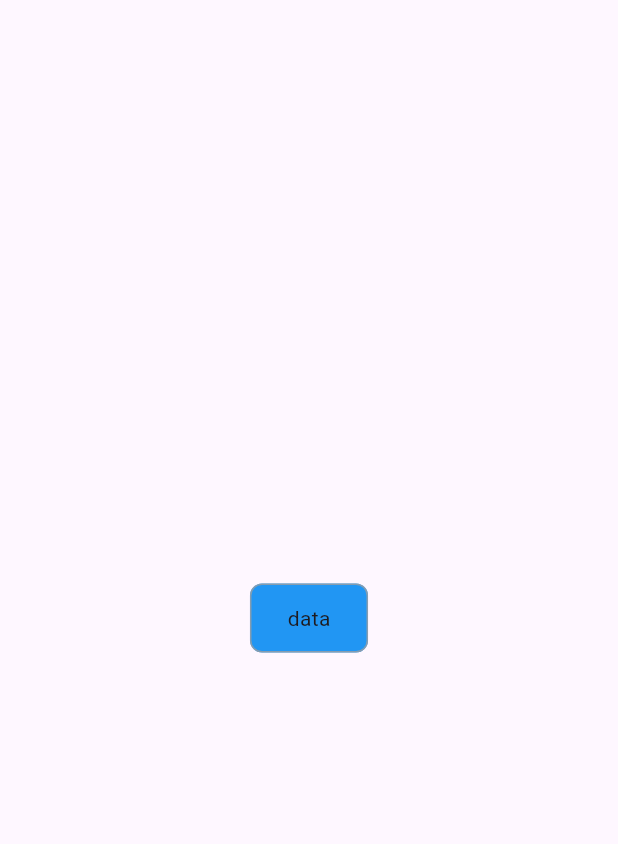
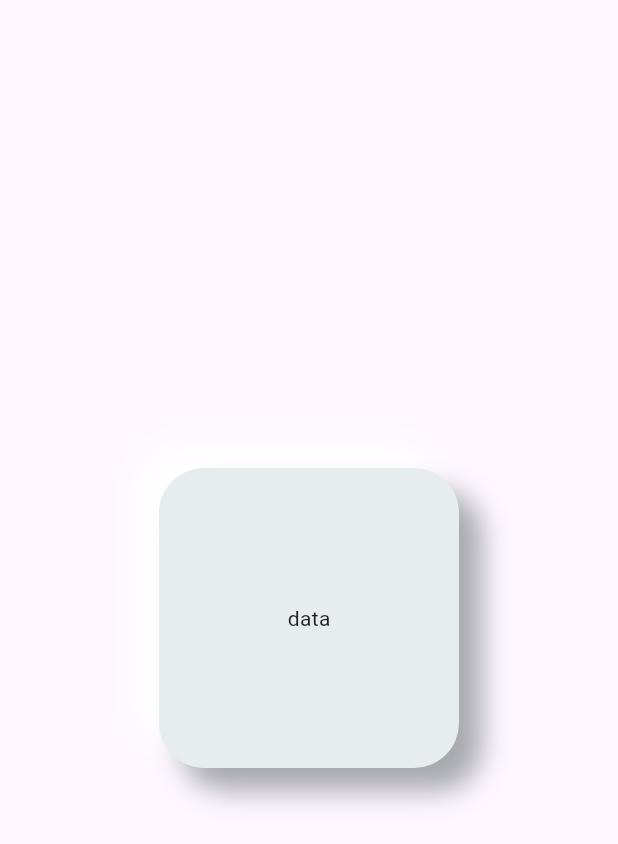
Before and after one commit to KauanProg/flutter_fusion, a Flutter app: the screen it shows after launch, on a phone screen of 412 x 824 dp. Shown: the top 844 px of the screen. Run offline on Flutter 3.47's test engine with Material 3 defaults, Android fonts, the phone set to English and light mode, and no system bars; our stand-ins replace flutter_inset_box_shadow.

Commit message:
Criação de Neumorphism Container

```diff
--- a/example/lib/main.dart
+++ b/example/lib/main.dart
@@ -37,7 +37,12 @@ class _MyHomePageState extends State<MyHomePage> {
         child: Column(
           mainAxisAlignment: MainAxisAlignment.center,
           children: [
-            FusionFilledButton(onPressed: (){}, child: const Text('data'))
+            NeumorphicContainer(
+              onPressed: () {},
+              width: 200,
+              height: 200,
+              child: const Text('data'),
+            ),
           ],
         ),
       ),
--- a/lib/flutter_fusion.dart
+++ b/lib/flutter_fusion.dart
@@ -1,3 +1,3 @@
 library flutter_fusion;
 
-export 'src/modules/buttons/filled_button/filled_button.dart';
+export 'src/modules/buttons/neumorphic/neumorphic_container/neumorphic_container.dart';
--- a/lib/src/modules/buttons/filled_button/filled_button.dart
+++ /dev/null
@@ -1,56 +0,0 @@
-import 'package:flutter/material.dart';
-
-class FusionFilledButton extends StatelessWidget {
-  final VoidCallback onPressed;
-  final VoidCallback? onLongPress;
-  final void Function(bool)? onHover;
-  final void Function(bool)? onFocusChange;
-  final FocusNode? focusNode;
-  final bool autofocus;
-  final Widget child;
-  final Color buttonColor;
-  final Color textColor;
-  final EdgeInsets padding;
-  final double borderRadius;
-  final double borderWidth;
-
-  const FusionFilledButton({
-    Key? key,
-    required this.onPressed,
-    this.onLongPress,
-    this.onHover,
-    this.onFocusChange,
-    this.focusNode,
-    this.autofocus = false,
-    required this.child,
-    this.buttonColor = Colors.blue,
-    this.textColor = Colors.white,
-    this.padding = const EdgeInsets.symmetric(vertical: 12, horizontal: 24),
-    this.borderRadius = 8.0,
-    this.borderWidth = 1.0,
-  }) : super(key: key);
-
-  @override
-  Widget build(BuildContext context) {
-    return Focus(
-      focusNode: focusNode,
-      onFocusChange: onFocusChange,
-      autofocus: autofocus,
-      child: InkWell(
-        onTap: onPressed,
-        onLongPress: onLongPress,
-        onHover: onHover,
-        borderRadius: BorderRadius.circular(borderRadius),
-        child: Ink(
-          decoration: BoxDecoration(
-            color: buttonColor,
-            borderRadius: BorderRadius.circular(borderRadius),
-            border: Border.all(color: Colors.grey.withOpacity(0.8), width: borderWidth),
-          ),
-          padding: padding,
-          child: child,
-        ),
-      ),
-    );
-  }
-}
--- /dev/null
+++ b/lib/src/modules/buttons/neumorphic/neumorphic_container/neumorphic_container.dart
@@ -0,0 +1,66 @@
+// ignore_for_file: prefer_const_constructors_in_immutables, must_be_immutable
+
+import 'package:flutter/material.dart' hide BoxDecoration, BoxShadow;
+import 'package:flutter_inset_box_shadow/flutter_inset_box_shadow.dart';
+
+class NeumorphicContainer extends StatefulWidget {
+  final VoidCallback onPressed;
+  final Widget child;
+  final double width;
+  final double height;
+
+  NeumorphicContainer({
+    super.key,
+    required this.onPressed,
+    required this.child,
+    required this.width,
+    required this.height,
+  });
+
+  @override
+  State<NeumorphicContainer> createState() => _NeumorphicContainerState();
+}
+
+class _NeumorphicContainerState extends State<NeumorphicContainer> {
+  bool isPressed = false;
+  bool isDarkMode = false;
+
+  @override
+  Widget build(BuildContext context) {
+    Color backgroundColor = isDarkMode ? const Color(0xff2e3239) : const Color(0xffe7ecef);
+    Offset distance = isPressed ? const Offset(5, 5) : const Offset(15, 15);
+    double blur = isPressed ? 3 : 15;
+
+    return GestureDetector(
+      onTap: () => setState(() => isPressed = !isPressed),
+      child: AnimatedContainer(
+        duration: const Duration(milliseconds: 100),
+        width: widget.width,
+        height: widget.height,
+        decoration: BoxDecoration(
+          color: backgroundColor,
+          borderRadius: BorderRadius.circular(30),
+          boxShadow: [
+            BoxShadow(
+              blurRadius: blur,
+              offset: -distance,
+              color: isDarkMode ? const Color(0xff35393f) : Colors.white,
+              inset: isPressed,
+            ),
+            BoxShadow(
+              blurRadius: blur,
+              offset: distance,
+              color: isDarkMode
+                  ? const Color(0xff23262a)
+                  : const Color(0xffa7a9af),
+              inset: isPressed,
+            ),
+          ],
+        ),
+        child: Center(
+          child: widget.child,
+        ),
+      ),
+    );
+  }
+}
--- a/pubspec.yaml
+++ b/pubspec.yaml
@@ -1,5 +1,5 @@
 name: flutter_fusion
-description: "A new Flutter package project."
+description: "package fusion"
 version: 0.0.1
 homepage: https://github.com/KauanProg/flutter_fusion
 
@@ -10,6 +10,7 @@ environment:
 dependencies:
   flutter:
     sdk: flutter
+  flutter_inset_box_shadow: ^1.0.8
 
 dev_dependencies:
   flutter_test:
```
Also changed, not shown: example/pubspec.lock, 2 other files.
